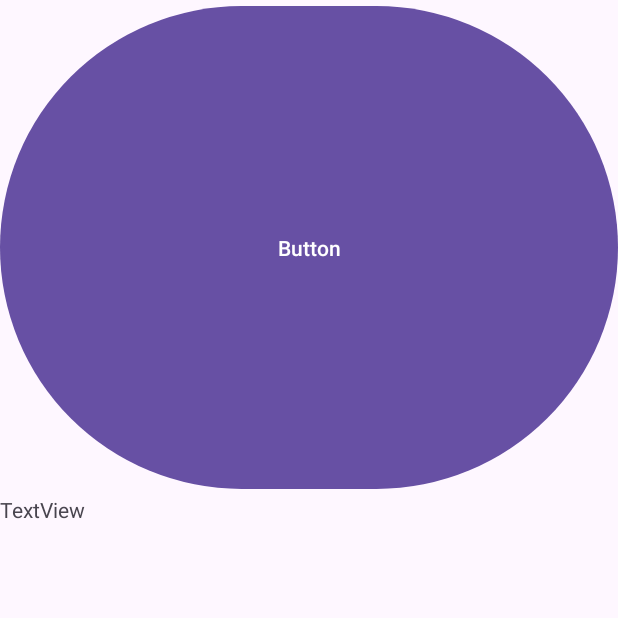
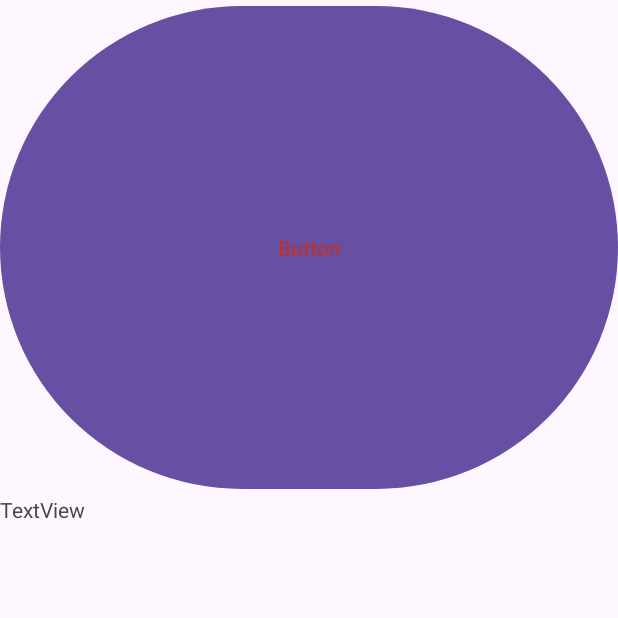
Before and after one commit to Fastbackk/PatiApp, an Android app: the screen it shows after launch (MainActivity), on a phone screen of 412 x 824 dp, the top half of it. Run offline under Robolectric (Android 15) with nearby library versions, the phone set to English and light mode, and no system bars.

Commit message:
ilk comnittttttt

```diff
--- a/app/src/main/res/layout/activity_main.xml
+++ b/app/src/main/res/layout/activity_main.xml
@@ -11,7 +11,8 @@
         android:id="@+id/button"
         android:layout_width="match_parent"
         android:layout_height="330dp"
-        android:text="Button" />
+        android:text="Button"
+        android:textColor="#B83333" />
 
     <TextView
         android:id="@+id/textView"
```
